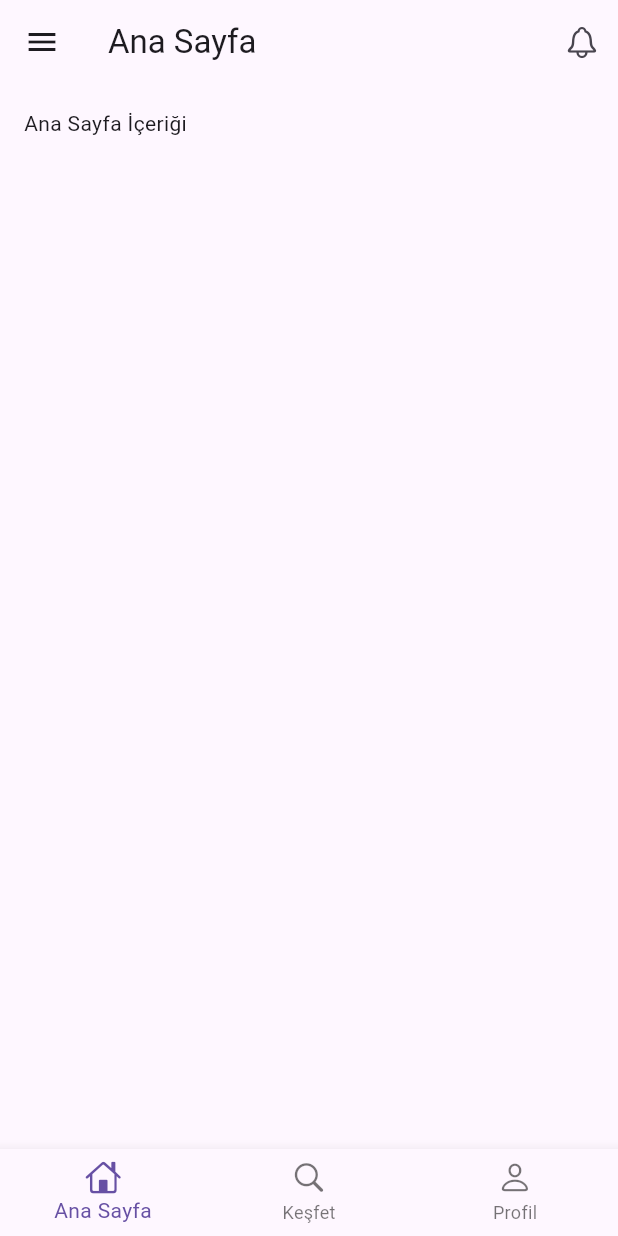
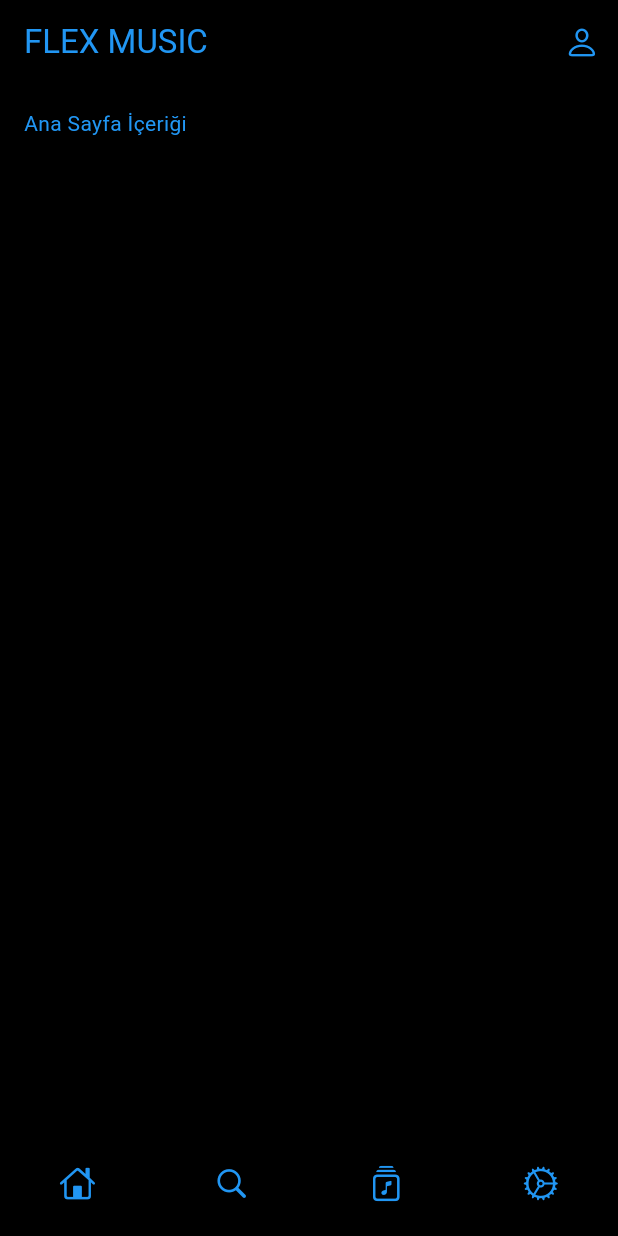
Before and after one commit to Emirhanbaser/flex_music_flutter, a Flutter app: the HomeScreen screen opened by its route, on a phone screen of 412 x 824 dp. Run offline on Flutter 3.47's test engine with Material 3 defaults, Android fonts, the phone set to English and light mode, and no system bars; our stand-ins replace go_router, lottie; missing offline and left inert: dotlottie_loader.

Commit message:
-erkanları ekledim -arka plan renklerini tanımladım -kendime özel alt menu widget yaptım tüm ekranlarda kullandım.

```diff
--- /dev/null
+++ b/lib/core/constants.dart
@@ -0,0 +1,3 @@
+import 'package:flutter/material.dart';
+
+const arkaplanRengim = Colors.black;
--- a/lib/core/routes.dart
+++ b/lib/core/routes.dart
@@ -1,4 +1,7 @@
-import 'package:flutter/material.dart';
+import 'package:flutter_app/screens/albums_screen.dart';
+import 'package:flutter_app/screens/profile_screen.dart';
+import 'package:flutter_app/screens/search_screen.dart';
+import 'package:flutter_app/screens/settings_screen.dart';
 import 'package:go_router/go_router.dart';
 import '../screens/loading_screen.dart';
 import '../screens/home_screen.dart';
@@ -15,5 +18,21 @@ final router = GoRouter(
       path: '/home',
       builder: (context, state) => const HomeScreen(),
     ),
+    GoRoute(
+      path: '/profile',
+      builder: (Context, State) => const ProfileScreen(),
+    ),
+    GoRoute(
+      path: '/albums',
+      builder: (Context, State) => const AlbumsScreen(),
+    ),
+    GoRoute(
+      path: '/search',
+      builder: (Context, State) => const SearchScreen(),
+    ),
+    GoRoute(
+      path: '/settings',
+      builder: (Context, State) => const SettingsScreen(),
+    ),
   ],
 );
--- a/lib/screens/home_screen.dart
+++ b/lib/screens/home_screen.dart
@@ -1,5 +1,11 @@
+import 'dart:ui';
+
 import 'package:flutter/material.dart';
 import 'package:flutter/cupertino.dart';
+import 'package:go_router/go_router.dart';
+
+import '../core/constants.dart';
+import '../widgets/bottom_menu.dart';
 
 class HomeScreen extends StatelessWidget {
   const HomeScreen({super.key});
@@ -7,62 +13,25 @@ class HomeScreen extends StatelessWidget {
   @override
   Widget build(BuildContext context) {
     return Scaffold(
+      backgroundColor: arkaplanRengim,
       // AppBar
       appBar: AppBar(
-        title: const Text('Ana Sayfa'),
+        backgroundColor: arkaplanRengim,
+        title: const Text(
+          'FLEX MUSIC',
+          style: TextStyle(color: Colors.blue),
+        ),
         actions: [
           IconButton(
-            icon: const Icon(CupertinoIcons.bell),
-            onPressed: () {},
+            icon: const Icon(color: Colors.blue, CupertinoIcons.person),
+            onPressed: () {
+              context.go('/profile');
+            },
           ),
         ],
       ),
 
       // Drawer (Yan Menü)
-      drawer: Drawer(
-        child: Column(
-          children: [
-            // Drawer Header
-            Container(
-              height: 200,
-              color: Colors.blue,
-              child: Column(
-                mainAxisAlignment: MainAxisAlignment.center,
-                children: [
-                  const Icon(
-                    CupertinoIcons.person_circle,
-                    size: 80,
-                    color: Colors.white,
-                  ),
-                  const SizedBox(height: 10),
-                  const Text(
-                    'Kullanıcı Adı',
-                    style: TextStyle(
-                      color: Colors.white,
-                      fontSize: 18,
-                    ),
-                  ),
-                ],
-              ),
-            ),
-            // Menü öğeleri
-            ListTile(
-              leading: const Icon(CupertinoIcons.home),
-              title: const Text('Ana Sayfa'),
-              onTap: () {
-                Navigator.pop(context);
-              },
-            ),
-            ListTile(
-              leading: const Icon(CupertinoIcons.settings),
-              title: const Text('Ayarlar'),
-              onTap: () {
-                Navigator.pop(context);
-              },
-            ),
-          ],
-        ),
-      ),
 
       // Ana içerik
       body: Column(
@@ -70,32 +39,17 @@ class HomeScreen extends StatelessWidget {
           Expanded(
             child: Container(
               padding: const EdgeInsets.all(16),
-              child: const Text('Ana Sayfa İçeriği'),
+              child: const Text(
+                'Ana Sayfa İçeriği',
+                style: TextStyle(color: Colors.blue),
+              ),
             ),
           ),
         ],
       ),
 
       // Alt navigasyon çubuğu
-      bottomNavigationBar: BottomNavigationBar(
-        items: const [
-          BottomNavigationBarItem(
-            icon: Icon(CupertinoIcons.home),
-            label: 'Ana Sayfa',
-          ),
-          BottomNavigationBarItem(
-            icon: Icon(CupertinoIcons.search),
-            label: 'Keşfet',
-          ),
-          BottomNavigationBarItem(
-            icon: Icon(CupertinoIcons.person),
-            label: 'Profil',
-          ),
-        ],
-        onTap: (index) {
-          // Navigasyon işlemleri buraya gelecek
-        },
-      ),
+      bottomNavigationBar: BottomMenu(),
     );
   }
 }
--- /dev/null
+++ b/lib/widgets/bottom_menu.dart
@@ -0,0 +1,60 @@
+import 'dart:ui';
+
+import 'package:flutter/cupertino.dart';
+import 'package:flutter/material.dart';
+import 'package:go_router/go_router.dart';
+
+class BottomMenu extends StatelessWidget {
+  const BottomMenu({
+    super.key,
+  });
+
+  @override
+  Widget build(BuildContext context) {
+    return Container(
+      color: Colors.black26,
+      height: 70,
+      child: Row(
+        mainAxisAlignment: MainAxisAlignment.spaceAround,
+        children: [
+          IconButton(
+            onPressed: () {
+              context.go('/home');
+            },
+            icon: Icon(
+              color: Colors.blue,
+              CupertinoIcons.home,
+            ),
+          ),
+          IconButton(
+            onPressed: () {
+              context.go('/search');
+            },
+            icon: Icon(
+              color: Colors.blue,
+              CupertinoIcons.search,
+            ),
+          ),
+          IconButton(
+            onPressed: () {
+              context.go('/albums');
+            },
+            icon: Icon(
+              color: Colors.blue,
+              CupertinoIcons.music_albums,
+            ),
+          ),
+          IconButton(
+            onPressed: () {
+              context.go('/settings');
+            },
+            icon: Icon(
+              color: Colors.blue,
+              CupertinoIcons.settings,
+            ),
+          ),
+        ],
+      ),
+    );
+  }
+}
--- a/pubspec.yaml
+++ b/pubspec.yaml
@@ -8,10 +8,12 @@ environment:
 
 dependencies:
   cupertino_icons: ^1.0.8
+  dotlottie_loader: ^0.0.4
   flutter:
     sdk: flutter
   flutter_secure_storage: ^9.2.2
   go_router: ^14.6.2
+  lottie: ^3.1.3
   shared_preferences: ^2.3.3
 
 dev_dependencies:
@@ -22,7 +24,7 @@ dev_dependencies:
 flutter:
   uses-material-design: true
   assets:
-     - assets/image/
+     - assets/images/
      - assets/icons/
      - assets/languages/
      - assets/motions/
```
Also changed, not shown: lib/screens/albums_screen.dart (added, +22 -0 lines), lib/screens/loading_screen.dart (+27 -23 lines), lib/screens/profile_screen.dart (added, +22 -0 lines), lib/screens/search_screen.dart (added, +22 -0 lines), lib/screens/settings_screen.dart (added, +22 -0 lines), pubspec.lock, 1 other file.
